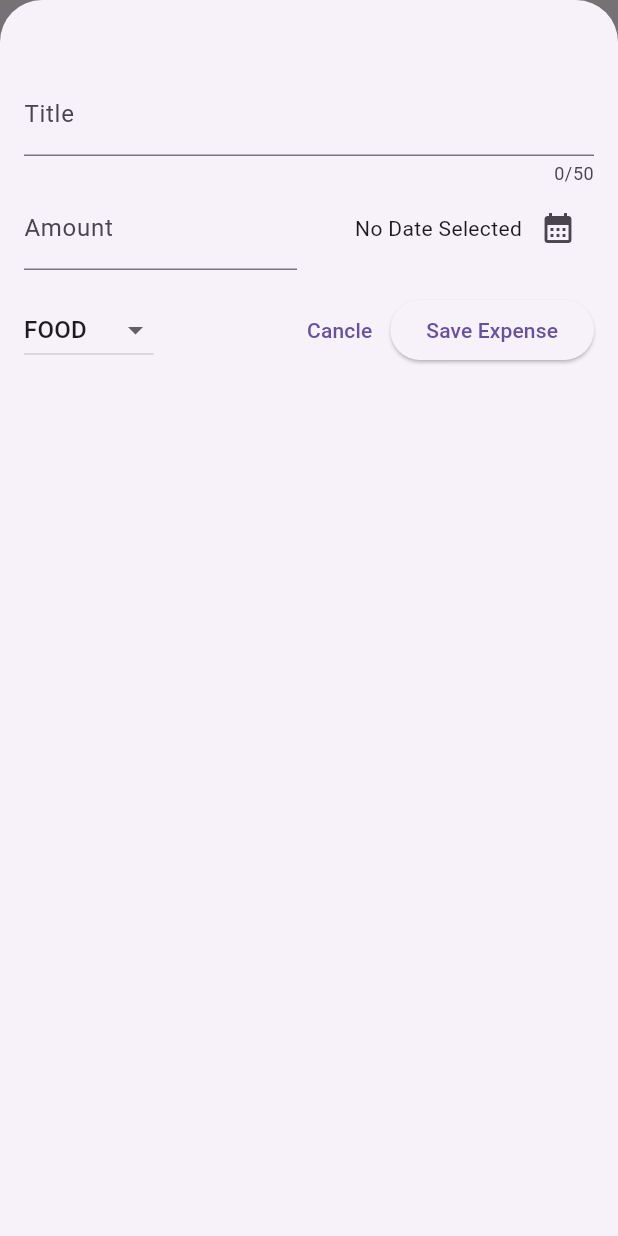
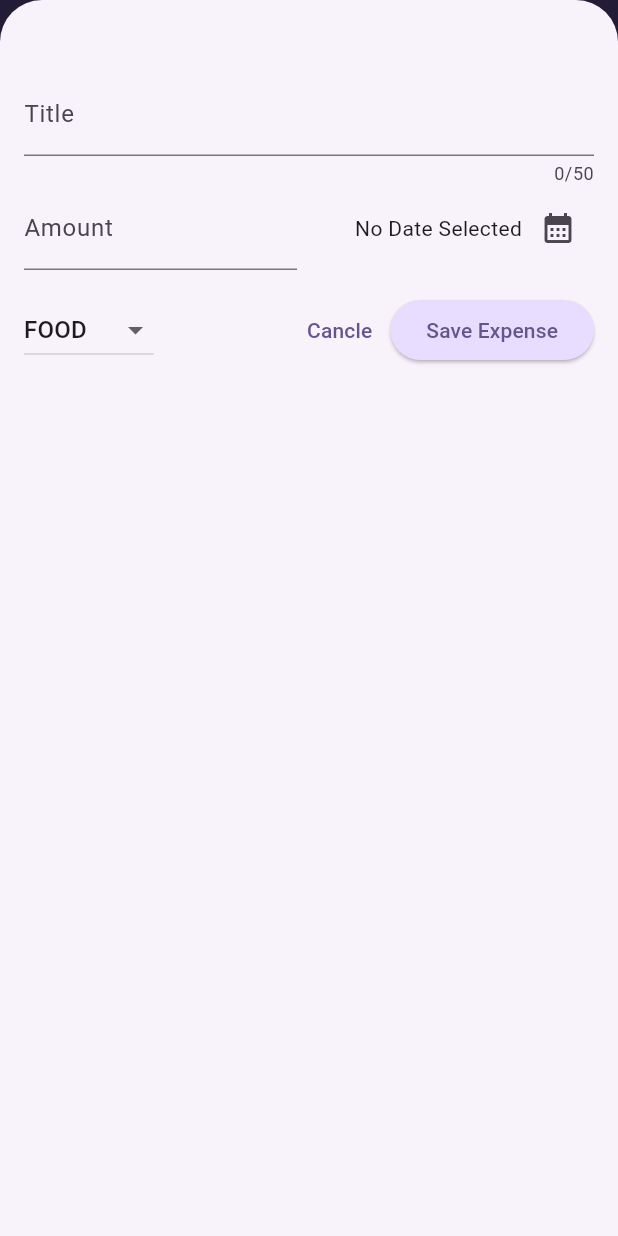
Before and after one commit to MaheshChityal/BasicFlutterApps, a Flutter app: the screen it shows after launch, after a tap on the "add" icon, on a phone screen of 412 x 824 dp. Run offline on Flutter 3.47's test engine with Material 3 defaults, Android fonts, the phone set to English and light mode, and no system bars; our stand-ins replace google_fonts.

Commit message:
expense tracker app completed

```diff
--- a/expense_tracker/lib/main.dart
+++ b/expense_tracker/lib/main.dart
@@ -1,10 +1,56 @@
 import 'package:expense_tracker/widgets/expenses.dart';
 import 'package:flutter/material.dart';
 
+var kColorScheme =
+    ColorScheme.fromSeed(seedColor: Color.fromARGB(255, 96, 59, 181));
+
+var kDarkColorScheme = ColorScheme.fromSeed(
+  seedColor: Color.fromARGB(255, 5, 99, 126),
+  brightness: Brightness.dark,
+);
+
 void main() {
-  runApp(
-    const MaterialApp(
-      home: Expenses(),
-    )
-  );
+  runApp(MaterialApp(
+    debugShowCheckedModeBanner: false,
+    darkTheme: ThemeData.dark().copyWith(
+      colorScheme: kDarkColorScheme,
+      cardTheme: const CardTheme().copyWith(
+        color: kDarkColorScheme.secondaryContainer,
+        margin: const EdgeInsets.symmetric(
+          horizontal: 16,
+          vertical: 8,
+        ),
+      ),
+      elevatedButtonTheme: ElevatedButtonThemeData(
+        style: ElevatedButton.styleFrom(
+          backgroundColor: kDarkColorScheme.primaryContainer,
+          foregroundColor: kDarkColorScheme.onPrimaryContainer,
+        ),
+      ),
+    ),
+    theme: ThemeData().copyWith(
+      colorScheme: kColorScheme,
+      appBarTheme: const AppBarTheme().copyWith(
+        backgroundColor: kColorScheme.onPrimaryContainer,
+        foregroundColor: kColorScheme.primaryContainer,
+      ),
+      cardTheme: const CardTheme().copyWith(
+        color: kColorScheme.secondaryContainer,
+        margin: const EdgeInsets.symmetric(horizontal: 16, vertical: 8),
+      ),
+      elevatedButtonTheme: ElevatedButtonThemeData(
+        style: ElevatedButton.styleFrom(
+          backgroundColor: kColorScheme.primaryContainer,
+        ),
+      ),
+      textTheme: ThemeData().textTheme.copyWith(
+            titleLarge: TextStyle(
+              fontWeight: FontWeight.bold,
+              color: kColorScheme.onSecondaryContainer,
+              fontSize: 16,
+            ),
+          ),
+    ),
+    home: const Expenses(),
+  ));
 }
--- a/expense_tracker/lib/models/expense.dart
+++ b/expense_tracker/lib/models/expense.dart
@@ -8,12 +8,11 @@ const uuid = Uuid();
 
 enum Category { food, travel, leisure, work }
 
-const CategoryIcons = {
+const categoryIcons = {
   Category.food: Icons.lunch_dining,
   Category.leisure: Icons.movie,
   Category.work: Icons.work,
   Category.travel: Icons.flight_takeoff,
-
 };
 
 class Expense {
@@ -33,5 +32,28 @@ class Expense {
   String get formattedDate {
     return formatter.format(date);
   }
+}
 
+class ExpenseBucket {
+  const ExpenseBucket({
+    required this.category,
+    required this.expenses,
+  });
+
+  ExpenseBucket.forCategory(List<Expense> allExpense, this.category)
+      : expenses = allExpense
+            .where((expense) => expense.category == category)
+            .toList();
+
+  final Category category;
+  final List<Expense> expenses;
+
+  double get totalExpenses {
+    double sum = 0;
+
+    for (final expense in expenses) {
+      sum += expense.amount;
+    }
+    return sum;
+  }
 }
--- /dev/null
+++ b/expense_tracker/lib/widgets/chart/chart.dart
@@ -0,0 +1,95 @@
+import 'package:flutter/material.dart';
+
+import 'package:expense_tracker/widgets/chart/chart_bar.dart';
+import 'package:expense_tracker/models/expense.dart';
+
+class Chart extends StatelessWidget {
+  const Chart({super.key, required this.expenses});
+
+  final List<Expense> expenses;
+
+  List<ExpenseBucket> get buckets {
+    return [
+      ExpenseBucket.forCategory(expenses, Category.food),
+      ExpenseBucket.forCategory(expenses, Category.leisure),
+      ExpenseBucket.forCategory(expenses, Category.travel),
+      ExpenseBucket.forCategory(expenses, Category.work),
+    ];
+  }
+
+  double get maxTotalExpense {
+    double maxTotalExpense = 0;
+
+    for (final bucket in buckets) {
+      if (bucket.totalExpenses > maxTotalExpense) {
+        maxTotalExpense = bucket.totalExpenses;
+      }
+    }
+
+    return maxTotalExpense;
+  }
+
+  @override
+  Widget build(BuildContext context) {
+    final isDarkMode =
+        MediaQuery.of(context).platformBrightness == Brightness.dark;
+    return Container(
+      margin: const EdgeInsets.all(16),
+      padding: const EdgeInsets.symmetric(
+        vertical: 16,
+        horizontal: 8,
+      ),
+      width: double.infinity,
+      height: 180,
+      decoration: BoxDecoration(
+        borderRadius: BorderRadius.circular(8),
+        gradient: LinearGradient(
+          colors: [
+            Theme.of(context).colorScheme.primary.withOpacity(0.3),
+            Theme.of(context).colorScheme.primary.withOpacity(0.0)
+          ],
+          begin: Alignment.bottomCenter,
+          end: Alignment.topCenter,
+        ),
+      ),
+      child: Column(
+        children: [
+          Expanded(
+            child: Row(
+              crossAxisAlignment: CrossAxisAlignment.end,
+              children: [
+                for (final bucket in buckets) // alternative to map()
+                  ChartBar(
+                    fill: bucket.totalExpenses == 0
+                        ? 0
+                        : bucket.totalExpenses / maxTotalExpense,
+                  )
+              ],
+            ),
+          ),
+          const SizedBox(height: 12),
+          Row(
+            children: buckets
+                .map(
+                  (bucket) => Expanded(
+                    child: Padding(
+                      padding: const EdgeInsets.symmetric(horizontal: 4),
+                      child: Icon(
+                        categoryIcons[bucket.category],
+                        color: isDarkMode
+                            ? Theme.of(context).colorScheme.secondary
+                            : Theme.of(context)
+                                .colorScheme
+                                .primary
+                                .withOpacity(0.7),
+                      ),
+                    ),
+                  ),
+                )
+                .toList(),
+          )
+        ],
+      ),
+    );
+  }
+}
--- /dev/null
+++ b/expense_tracker/lib/widgets/chart/chart_bar.dart
@@ -0,0 +1,34 @@
+import 'package:flutter/material.dart';
+
+class ChartBar extends StatelessWidget {
+  const ChartBar({
+    super.key,
+    required this.fill,
+  });
+
+  final double fill;
+
+  @override
+  Widget build(BuildContext context) {
+    final isDarkMode =
+        MediaQuery.of(context).platformBrightness == Brightness.dark;
+    return Expanded(
+      child: Padding(
+        padding: const EdgeInsets.symmetric(horizontal: 4),
+        child: FractionallySizedBox(
+          heightFactor: fill,
+          child: DecoratedBox(
+            decoration: BoxDecoration(
+              shape: BoxShape.rectangle,
+              borderRadius:
+                  const BorderRadius.vertical(top: Radius.circular(8)),
+              color: isDarkMode
+                  ? Theme.of(context).colorScheme.secondary
+                  : Theme.of(context).colorScheme.primary.withOpacity(0.65),
+            ),
+          ),
+        ),
+      ),
+    );
+  }
+}
--- a/expense_tracker/lib/widgets/expenses.dart
+++ b/expense_tracker/lib/widgets/expenses.dart
@@ -1,4 +1,5 @@
 import 'package:expense_tracker/models/expense.dart';
+import 'package:expense_tracker/widgets/chart/chart.dart';
 import 'package:expense_tracker/widgets/expenses_list/expenses_list.dart';
 import 'package:expense_tracker/widgets/new_expense.dart';
 import 'package:flutter/material.dart';
@@ -14,7 +15,7 @@ class _ExpensesState extends State<Expenses> {
   final List<Expense> _registeredExpenses = [
     Expense(
       title: 'Flutter Course',
-      amount: 200.00,
+      amount: 50.00,
       date: DateTime.now(),
       category: Category.work,
     ),
@@ -28,7 +29,7 @@ class _ExpensesState extends State<Expenses> {
 
   void _openAppExpenseOverly() {
     showModalBottomSheet(
-      isScrollControlled: true,
+        isScrollControlled: true,
         context: context,
         builder: (cntx) => NewExpense(onAddExpense: _addExpense));
   }
@@ -38,26 +39,54 @@ class _ExpensesState extends State<Expenses> {
       _registeredExpenses.add(expense);
     });
   }
-  void _removeExpense(Expense expense){
+
+  void _removeExpense(Expense expense) {
+    final expenseIndex = _registeredExpenses.indexOf(expense);
     setState(() {
       _registeredExpenses.remove(expense);
     });
+    ScaffoldMessenger.of(context).clearSnackBars();
+    ScaffoldMessenger.of(context).showSnackBar(
+      SnackBar(
+        duration: Duration(seconds: 2),
+        content: Text('Expense Deleted!'),
+        action: SnackBarAction(
+          label: 'Undo',
+          onPressed: () {
+            setState(() {
+              _registeredExpenses.insert(expenseIndex, expense);
+            });
+          },
+        ),
+      ),
+    );
   }
 
   @override
   Widget build(BuildContext context) {
+    Widget mainContent = const Center(
+      child: Text('No expense added please add some!'),
+    );
+
+    if (_registeredExpenses.isNotEmpty) {
+      mainContent = ExpensesList(
+        expenses: _registeredExpenses,
+        onRemoveExpense: _removeExpense,
+      );
+    }
     return Scaffold(
       appBar: AppBar(
-        title: Text('Expense Traker'),
+        title: const Text('Expense Traker'),
         actions: [
-          IconButton(onPressed: _openAppExpenseOverly, icon: Icon(Icons.add)),
+          IconButton(
+              onPressed: _openAppExpenseOverly, icon: const Icon(Icons.add)),
         ],
       ),
       body: Column(
         children: [
-          const Text('Chart'),
+          Chart(expenses: _registeredExpenses),
           Expanded(
-            child: ExpensesList(expenses: _registeredExpenses,onRemoveExpense: _removeExpense,),
+            child: mainContent,
           ),
         ],
       ),
--- a/expense_tracker/lib/widgets/expenses_list/expense_item.dart
+++ b/expense_tracker/lib/widgets/expenses_list/expense_item.dart
@@ -15,9 +15,10 @@ class ExpenseItem extends StatelessWidget {
             vertical: 16,
           ),
           child: Column(
+            crossAxisAlignment: CrossAxisAlignment.start,
             children: [
-              Text(expense.title),
-              SizedBox(
+              Text(expense.title,style: Theme.of(context).textTheme.titleLarge,),
+              const SizedBox(
                 height: 4,
               ),
               Row(
@@ -25,7 +26,7 @@ class ExpenseItem extends StatelessWidget {
                   Text('\$${expense.amount.toStringAsFixed(2)}'),
                   Spacer(),
                   Row(children: [
-                    Icon(CategoryIcons[expense.category]),
+                    Icon(categoryIcons[expense.category]),
                     Text(expense.formattedDate)
                   ],),
                 ],
--- a/expense_tracker/lib/widgets/expenses_list/expenses_list.dart
+++ b/expense_tracker/lib/widgets/expenses_list/expenses_list.dart
@@ -14,8 +14,12 @@ class ExpensesList extends StatelessWidget {
     return ListView.builder(
       itemCount: expenses.length,
       itemBuilder: (cxt, index) => Dismissible(
+        background: Container(
+          color: Theme.of(context).colorScheme.error.withOpacity(0.75),
+          margin:EdgeInsets.symmetric(horizontal: Theme.of(context).cardTheme.margin!.horizontal,)
+        ),
         key: ValueKey(expenses[index]),
-        onDismissed: (direction){
+        onDismissed: (direction) {
           onRemoveExpense(expenses[index]);
         },
         child: ExpenseItem(
--- a/expense_tracker/lib/widgets/new_expense.dart
+++ b/expense_tracker/lib/widgets/new_expense.dart
@@ -47,8 +47,8 @@ class _NewExpenseState extends State<NewExpense> {
       showDialog(
         context: context,
         builder: (ctx) => AlertDialog(
-          title: Text('Invalid Input'),
-          content: Text(
+          title:const Text('Invalid Input'),
+          content:const Text(
               'Please make sure a valid title,amount,date and category was entered..'),
           actions: [
             TextButton(
```
